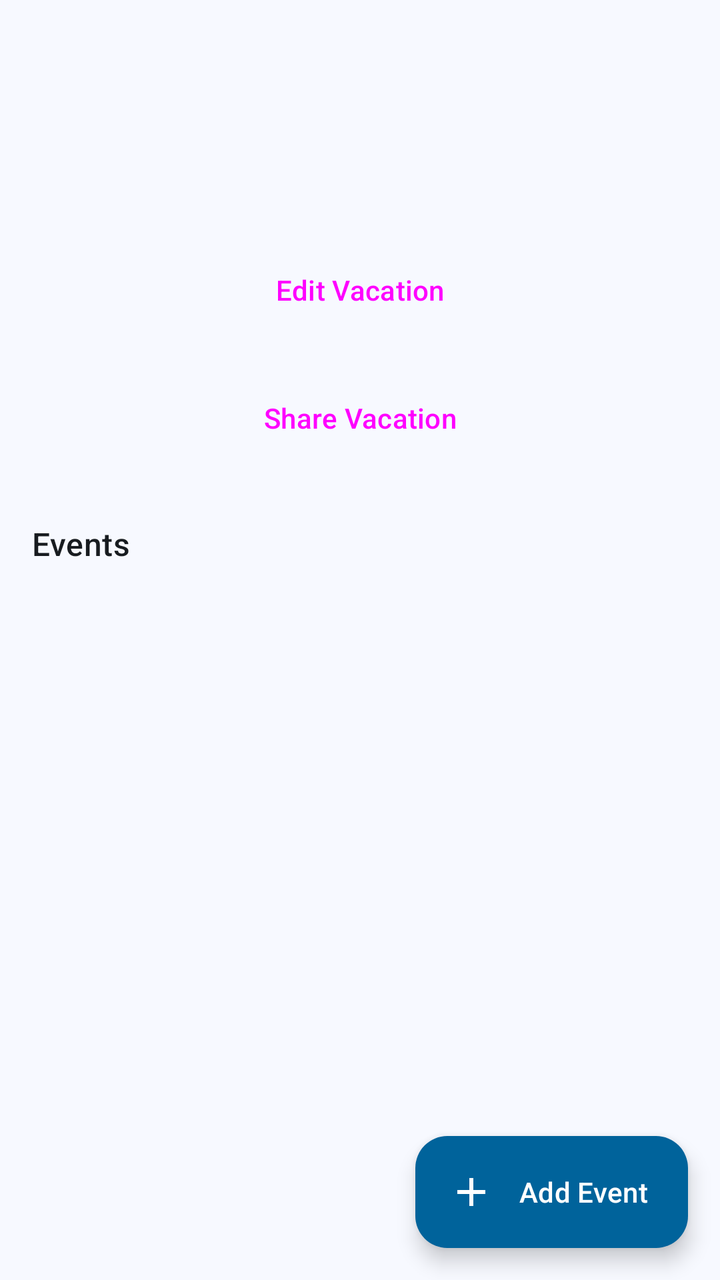
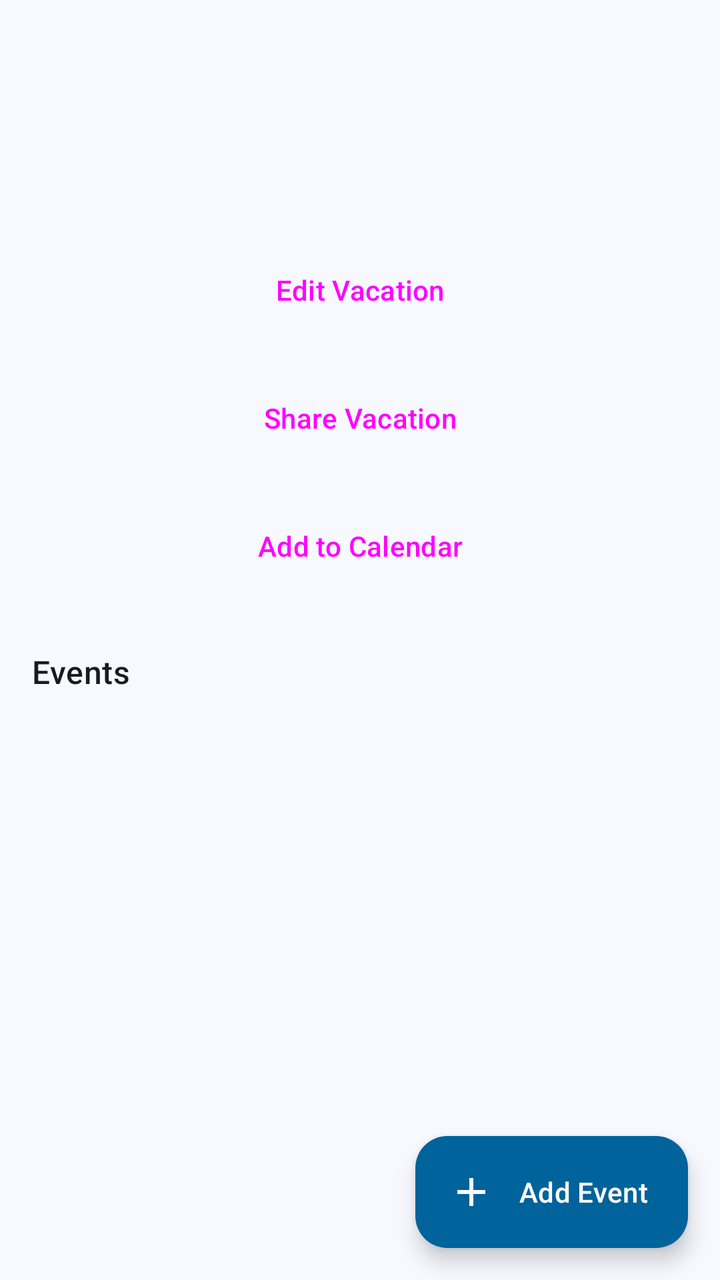

The first picture is an Android layout as it rendered before a commit; the second is the same layout after the commit. The layout source and the unified diff follow.
<!-- AndroidManifest.xml: application theme Theme.Vagor -->
<!-- res/layout/activity_event_list.xml -->
<?xml version="1.0" encoding="utf-8"?>
<FrameLayout
    xmlns:android="http://schemas.android.com/apk/res/android"
    xmlns:tools="http://schemas.android.com/tools"
    android:layout_width="match_parent"
    android:layout_height="match_parent">

    
    <ScrollView
        android:id="@+id/vacationPageScroll"
        android:layout_width="match_parent"
        android:layout_height="match_parent">

        
        <LinearLayout
            android:layout_width="match_parent"
            android:layout_height="wrap_content"
            android:orientation="vertical"
            android:paddingBottom="@dimen/add_button_clearance">

            <LinearLayout
                android:layout_width="match_parent"
                android:layout_height="wrap_content"
                android:orientation="vertical"
                android:padding="16dp">

                <TextView
                    android:id="@+id/vacationPageTitle"
                    android:layout_width="match_parent"
                    android:layout_height="wrap_content"
                    android:accessibilityHeading="true"
                    android:textAppearance="?attr/textAppearanceHeadlineSmall"
                    tools:targetApi="28" />

                <TextView
                    android:id="@+id/vacationPageDates"
                    android:layout_width="match_parent"
                    android:layout_height="wrap_content"
                    android:layout_marginTop="8dp"
                    android:textAppearance="?attr/textAppearanceBodyLarge" />

                
                <TextView
                    android:id="@+id/vacationPageTripDetails"
                    android:layout_width="match_parent"
                    android:layout_height="wrap_content"
                    android:layout_marginTop="4dp"
                    android:textAppearance="?attr/textAppearanceBodyMedium"
                    android:textColor="?attr/colorOnSurfaceVariant" />

                <Button
                    android:id="@+id/buttonEditVacation"
                    style="@style/Widget.Vagor.Button.Outlined"
                    android:layout_width="match_parent"
                    android:layout_height="wrap_content"
                    android:layout_marginTop="16dp"
                    android:text="@string/edit_vacation" />

                <Button
                    android:id="@+id/buttonShareVacation"
                    style="@style/Widget.Vagor.Button.Outlined"
                    android:layout_width="match_parent"
                    android:layout_height="wrap_content"
                    android:layout_marginTop="@dimen/button_spacing"
                    android:text="@string/share_vacation" />

                <TextView
                    android:layout_width="match_parent"
                    android:layout_height="wrap_content"
                    android:layout_marginTop="24dp"
                    android:accessibilityHeading="true"
                    android:text="@string/events"
                    android:textAppearance="?attr/textAppearanceTitleMedium"
                    tools:targetApi="28" />

                <TextView
                    android:id="@+id/emptyEvents"
                    android:layout_width="match_parent"
                    android:layout_height="wrap_content"
                    android:layout_marginTop="8dp"
                    android:text="@string/no_events_yet"
                    android:textAppearance="?attr/textAppearanceBodyLarge"
                    android:visibility="gone" />

            </LinearLayout>

            
            <LinearLayout
                android:id="@+id/eventRows"
                android:layout_width="match_parent"
                android:layout_height="wrap_content"
                android:orientation="vertical" />

        </LinearLayout>

    </ScrollView>

    <com.google.android.material.floatingactionbutton.ExtendedFloatingActionButton
        android:id="@+id/buttonAddEvent"
        style="@style/Widget.Vagor.AddButton"
        android:layout_width="wrap_content"
        android:layout_height="wrap_content"
        android:layout_gravity="bottom|end"
        android:layout_margin="16dp"
        android:text="@string/add_event" />

</FrameLayout>
<!-- resources referenced by this layout -->
<resources>
  <dimen name="add_button_clearance">88dp</dimen>
  <dimen name="button_spacing">8dp</dimen>
  <string name="add_event">Add Event</string>
  <string name="edit_vacation">Edit Vacation</string>
  <string name="events">Events</string>
  <string name="no_events_yet">No events yet. Tap Add Event to plan one.</string>
  <string name="share_vacation">Share Vacation</string>
  <style name="Widget.Vagor.AddButton" parent="Widget.Material3.ExtendedFloatingActionButton.Icon.Primary">
          <item name="backgroundTint">?attr/colorPrimary</item>
          <item name="android:textColor">?attr/colorOnPrimary</item>
          <item name="icon">@drawable/ic_add</item>
          <item name="iconTint">?attr/colorOnPrimary</item>
          <item name="rippleColor">@color/vagor_on_primary_ripple</item>
      </style>
  <style name="Widget.Vagor.Button.Outlined" parent="Widget.Material3.Button.OutlinedButton">
          <item name="android:minHeight">@dimen/button_height</item>
          <item name="android:insetTop">0dp</item>
          <item name="android:insetBottom">0dp</item>
      </style>
  <style name="Theme.Vagor" parent="Base.Theme.Vagor">
          <item name="materialTimePickerTheme">@style/ThemeOverlay.Vagor.MaterialTimePicker</item>
      </style>
  <!-- drawable ic_add (drawable) -->
  <vector xmlns:android="http://schemas.android.com/apk/res/android"
      android:width="24dp"
      android:height="24dp"
      android:tint="?attr/colorControlNormal"
      android:viewportWidth="24"
      android:viewportHeight="24">
      <path
          android:fillColor="@android:color/white"
          android:pathData="M19,13h-6v6h-2v-6H5v-2h6V5h2v6h6v2z" />
  </vector>
  <dimen name="button_height">56dp</dimen>
  <style name="ThemeOverlay.Vagor.MaterialTimePicker" parent="ThemeOverlay.Material3.MaterialTimePicker">
          <item name="colorTertiaryContainer">?attr/colorPrimary</item>
          <item name="colorOnTertiaryContainer">?attr/colorOnPrimary</item>
      </style>
  <color name="vagor_light_primary">#00639B</color>
  <color name="vagor_light_onPrimary">#FFFFFF</color>
  <color name="vagor_light_primaryContainer">#CEE5FF</color>
  <color name="vagor_light_onPrimaryContainer">#001D33</color>
  <color name="vagor_light_secondary">#51606F</color>
  <color name="vagor_light_onSecondary">#FFFFFF</color>
  <color name="vagor_light_secondaryContainer">#D5E4F7</color>
  <color name="vagor_light_onSecondaryContainer">#0E1D2A</color>
  <color name="vagor_light_tertiary">#68587A</color>
  <color name="vagor_light_onTertiary">#FFFFFF</color>
  <color name="vagor_light_tertiaryContainer">#EFDBFF</color>
  <color name="vagor_light_onTertiaryContainer">#231533</color>
  <color name="vagor_light_error">#BA1A1A</color>
  <color name="vagor_light_onError">#FFFFFF</color>
  <color name="vagor_light_errorContainer">#FFDAD6</color>
  <color name="vagor_light_onErrorContainer">#410002</color>
  <color name="vagor_light_background">#F7F9FF</color>
  <color name="vagor_light_onBackground">#181C20</color>
  <color name="vagor_light_surface">#F7F9FF</color>
  <color name="vagor_light_onSurface">#181C20</color>
  <color name="vagor_light_surfaceVariant">#DEE3EB</color>
  <color name="vagor_light_onSurfaceVariant">#42474E</color>
  <color name="vagor_light_outline">#72777F</color>
  <color name="vagor_light_outlineVariant">#C2C7CF</color>
  <color name="vagor_light_inverseSurface">#2D3135</color>
  <color name="vagor_light_inverseOnSurface">#EFF1F6</color>
  <color name="vagor_light_inversePrimary">#97CBFF</color>
  <color name="vagor_light_surfaceDim">#D8DAE0</color>
  <color name="vagor_light_surfaceBright">#F7F9FF</color>
  <color name="vagor_light_surfaceContainerLowest">#FFFFFF</color>
  <color name="vagor_light_surfaceContainerLow">#F1F3F9</color>
  <color name="vagor_light_surfaceContainer">#ECEEF3</color>
  <color name="vagor_light_surfaceContainerHigh">#E6E8EE</color>
  <color name="vagor_light_surfaceContainerHighest">#E0E2E8</color>
  <!-- unchanged entries left out for length: 1 -->
</resources>

<!-- the commit's change to res/layout/activity_event_list.xml (unified diff, before → after) -->
@@ -64,6 +64,14 @@
                     android:layout_marginTop="@dimen/button_spacing"
                     android:text="@string/share_vacation" />
 
+                <Button
+                    android:id="@+id/buttonVacationToCalendar"
+                    style="@style/Widget.Vagor.Button.Outlined"
+                    android:layout_width="match_parent"
+                    android:layout_height="wrap_content"
+                    android:layout_marginTop="@dimen/button_spacing"
+                    android:text="@string/add_to_calendar" />
+
                 <TextView
                     android:layout_width="match_parent"
                     android:layout_height="wrap_content"
<!-- resource entries referenced after the edit -->
@@ -3,6 +3,7 @@
   <dimen name="add_button_clearance">88dp</dimen>
   <dimen name="button_spacing">8dp</dimen>
   <string name="add_event">Add Event</string>
+  <string name="add_to_calendar">Add to Calendar</string>
   <string name="edit_vacation">Edit Vacation</string>
   <string name="events">Events</string>
   <string name="no_events_yet">No events yet. Tap Add Event to plan one.</string>
